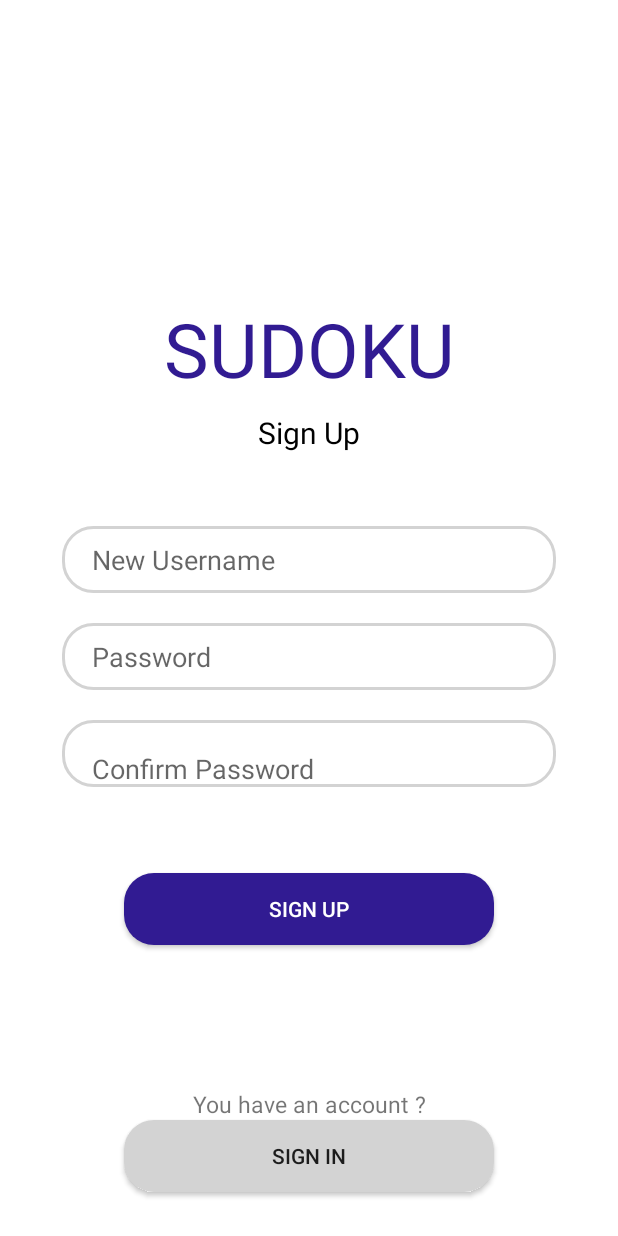
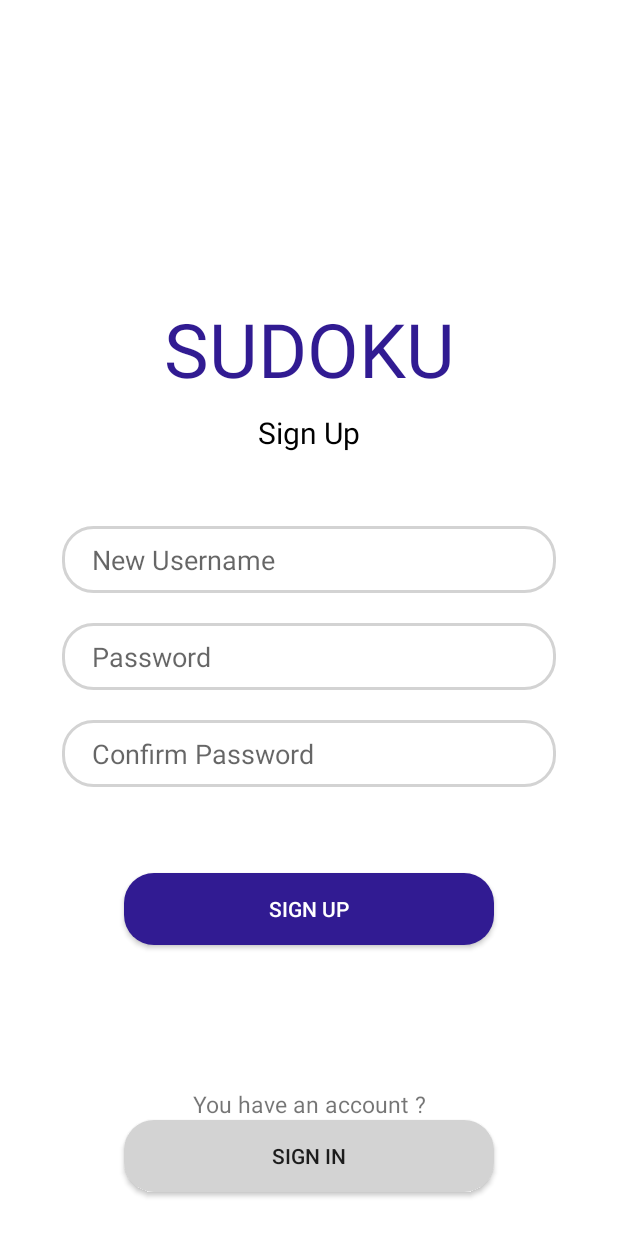
Before and after one commit to THMINH17102001/ProjectSE, an Android app: the layout signup_tab_fragment.xml on its own in the app's theme, with its tools: preview values and no code run, on a phone screen of 412 x 824 dp. Run offline under Robolectric (Android 15) with nearby library versions, the light colour scheme and no system bars; Roboto replaces fonts that are not available here.

Commit message:
Sign in, up, main page UI (With animation)

```diff
--- a/app/src/main/res/layout/activity_login.xml
+++ b/app/src/main/res/layout/activity_login.xml
@@ -42,7 +42,7 @@
             app:layout_constraintHorizontal_bias="0.0"
             app:layout_constraintStart_toStartOf="parent"
             app:layout_constraintTop_toBottomOf="@+id/tab_layout"
-            app:layout_constraintVertical_bias="0" />
+            app:layout_constraintVertical_bias="0.0" />
 
         <com.google.android.material.tabs.TabLayout
             android:id="@+id/tab_layout"
--- a/app/src/main/res/layout/signup_tab_fragment.xml
+++ b/app/src/main/res/layout/signup_tab_fragment.xml
@@ -70,8 +70,8 @@
         android:background="@drawable/edit_text_bg"
         android:hint="Confirm Password"
         android:paddingLeft="20dp"
-        android:paddingTop="20dp"
-        android:paddingBottom="0dp"
+        android:paddingTop="10dp"
+        android:paddingBottom="10dp"
         app:layout_constraintBottom_toBottomOf="parent"
         app:layout_constraintEnd_toEndOf="parent"
         app:layout_constraintStart_toStartOf="parent"
```
